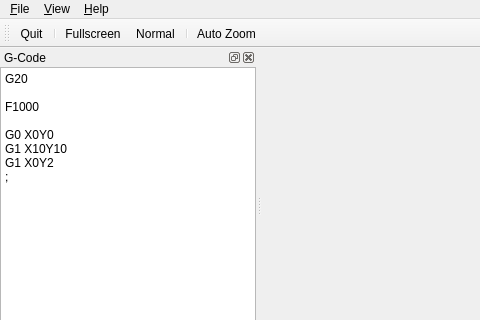
QGCoder/qgcoder, file mainwin.ui: the form before one commit; both pictures show x 0 to 480 and y 0 to 320 of the 572 by 600 pixel window.
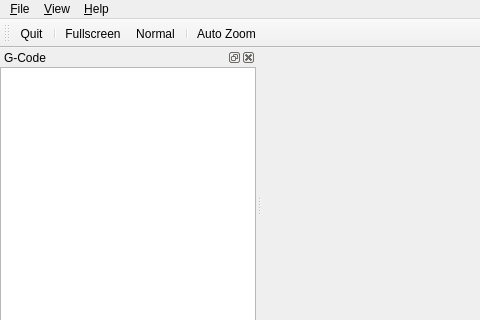
The form after the commit. Custom widgets are drawn as their Qt base class.

Patch:
```diff
--- a/mainwin.ui
+++ b/mainwin.ui
@@ -44,7 +44,7 @@
      <x>0</x>
      <y>0</y>
      <width>572</width>
-     <height>25</height>
+     <height>23</height>
     </rect>
    </property>
    <widget class="QMenu" name="menu_File">
@@ -102,18 +102,7 @@
       <number>0</number>
      </property>
      <item>
-      <widget class="CodeEditor" name="gcode">
-       <property name="plainText">
-        <string>G20
-
-F1000
-
-G0 X0Y0
-G1 X10Y10
-G1 X0Y2
-;</string>
-       </property>
-      </widget>
+      <widget class="QGCodeEditor" name="gcode"/>
      </item>
     </layout>
    </widget>
@@ -292,9 +281,9 @@
  </widget>
  <customwidgets>
   <customwidget>
-   <class>CodeEditor</class>
+   <class>QGCodeEditor</class>
    <extends>QPlainTextEdit</extends>
-   <header>editor.h</header>
+   <header>QGCodeEditor.h</header>
   </customwidget>
  </customwidgets>
  <resources/>
```
